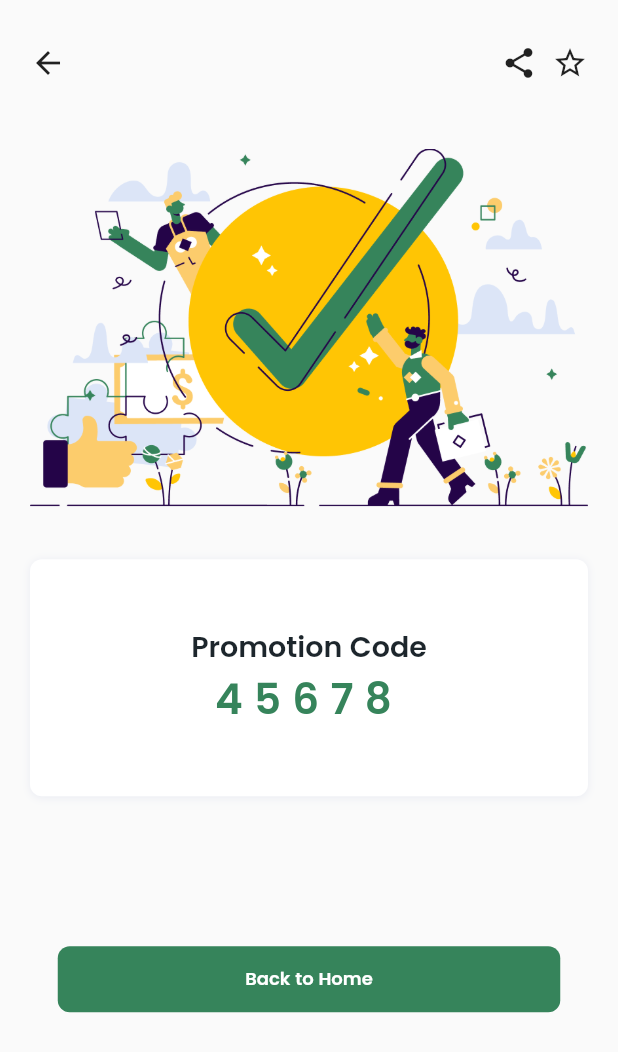
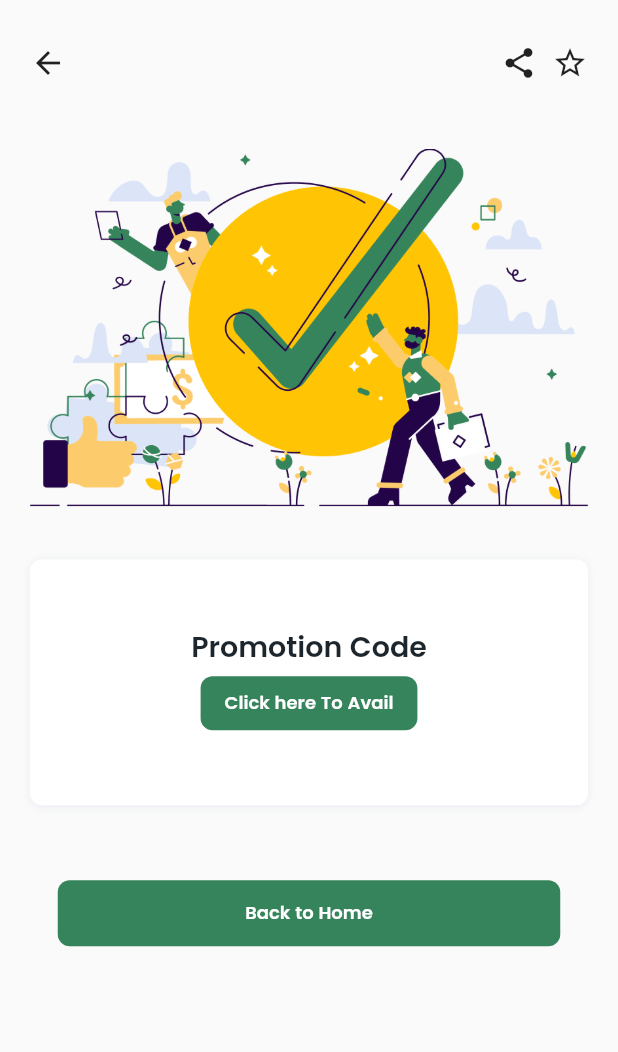
Before and after one commit to ashirali4/collegedeals, a Flutter app: the CodeView screen opened by its route, on a phone screen of 412 x 824 dp. Shown: the top 1052 px of the screen. Run offline on Flutter 3.47's test engine with Material 2 defaults, Android fonts, the phone set to English and light mode, and no system bars; our stand-ins replace carousel_pro, dio, image_picker, rflutter_alert; missing offline and left inert: passwordfield; network calls fail.

Commit message:
Dashboard and blog post done

```diff
--- a/lib/Dashboard_Pages/blog.dart
+++ b/lib/Dashboard_Pages/blog.dart
@@ -4,6 +4,7 @@
 import 'package:collegedeals/APIModels/Fetch_Blog_Post.dart';
 import 'package:collegedeals/APIcalls.dart';
 import 'package:collegedeals/SVGicons/SVGiconclass.dart';
+import 'package:collegedeals/components/Loader.dart';
 import 'package:flutter/material.dart';
 
 class Blog_View extends StatefulWidget {
@@ -152,13 +153,13 @@
               Padding(
                 padding: const EdgeInsets.all(5.0),
                 child: Container(
-                  height: 1000,
+                  height: 600,
                     child: FutureBuilder<FetchBlogPost>(
                       future: fetchblogpost, // a Future<String> or null
                       builder: (BuildContext context, AsyncSnapshot<FetchBlogPost> snapshot) {
                         switch (snapshot.connectionState) {
                           case ConnectionState.none: return new Text('Press button to start');
-                          case ConnectionState.waiting: return new Text('Awaiting result...');
+                          case ConnectionState.waiting: return Loader();
                           default:
                             if (snapshot.hasError)
                               return new Text('Error: ${snapshot.error}');
--- a/lib/SingleOfferView/CodeView.dart
+++ b/lib/SingleOfferView/CodeView.dart
@@ -1,11 +1,14 @@
 import 'package:carousel_pro/carousel_pro.dart';
 import 'package:flutter/cupertino.dart';
 import 'package:flutter/material.dart';
+import 'package:url_launcher/url_launcher.dart';
 
 import '../main.dart';
 class CodeView extends StatefulWidget {
+  String code;
   @override
   _SingleServiceViewState createState() => _SingleServiceViewState();
+  CodeView(this.code);
 }
 
 class _SingleServiceViewState extends State<CodeView> {
@@ -70,7 +73,7 @@
                         ],
                       ),
                     ),
-                    SizedBox(height: 100,),
+                    SizedBox(height: 50,),
                     Padding(
                       padding: const EdgeInsets.only(left: 10,right: 10),
                       child: Container(
@@ -160,15 +163,32 @@
                           fontFamily: 'Poppins',
                         ),
                         textAlign: TextAlign.start,),
-                      Text('4 5 6 7 8 ',
-                        style: TextStyle(
+                      // Text('4 5 6 7 8 ',
+                      //   style: TextStyle(
+                      //     color: Color(0xff36845B),
+                      //     fontSize: 28,
+                      //     fontWeight: FontWeight.bold,
+                      //     fontFamily: 'Poppins',
+                      //   ),
+                      //   textAlign: TextAlign.start,),
+                      FlatButton(
                           color: Color(0xff36845B),
-                          fontSize: 28,
-                          fontWeight: FontWeight.bold,
-                          fontFamily: 'Poppins',
-                        ),
-                        textAlign: TextAlign.start,),
+                          shape: RoundedRectangleBorder(
+                              borderRadius: BorderRadius.circular(8.0)),
+                          textColor: Colors.white,
+                          disabledColor: Colors.grey,
+                          // padding: EdgeInsets.all(10.0),
+                          onPressed:() async {
+                            var url = widget.code;
+                            await launch(url);
 
+                          },
+                          child: Text('Click here To Avail',
+                            style: TextStyle(
+                                fontSize: 12,
+                                fontFamily:'Poppins',
+                                fontWeight: FontWeight.bold
+                            ),))
 
                     ],
                   )
--- a/lib/router.dart
+++ b/lib/router.dart
@@ -14,6 +14,9 @@
 
 Route<dynamic> generateRoute(RouteSettings settings) {
 var signuparg=settings.arguments;
+var singleview=settings.arguments;
+var code=settings.arguments;
+
 
   switch (settings.name) {
 
@@ -33,9 +36,9 @@
     case 'dashboardad':
        return MaterialPageRoute(builder: (context) => home_page());
     case 'viewcode':
-      return MaterialPageRoute(builder: (context) => CodeView());
+      return MaterialPageRoute(builder: (context) => CodeView(code));
     case 'viewsingle':
-      return MaterialPageRoute(builder: (context) => SingleServiceView());
+      return MaterialPageRoute(builder: (context) => SingleServiceView(singleview));
     case 'viewblog':
       return MaterialPageRoute(builder: (context) => SingleBlog());
   }
--- a/pubspec.yaml
+++ b/pubspec.yaml
@@ -35,6 +35,7 @@
   dio: ^3.0.10
   rflutter_alert: ^1.1.0
   image_picker: ^0.6.7+11
+  url_launcher: ^5.7.7
 
 
 
```
Also changed, not shown: lib/APIModels/Single_Data_Sender.dart (added, +7 -0 lines), lib/Dashboard_Pages/Main_Dashboard.dart (+5 -2 lines), lib/SingleOfferView/SingleService.dart (+13 -85 lines), lib/components/Loader.dart (added, +21 -0 lines), pubspec.lock.
